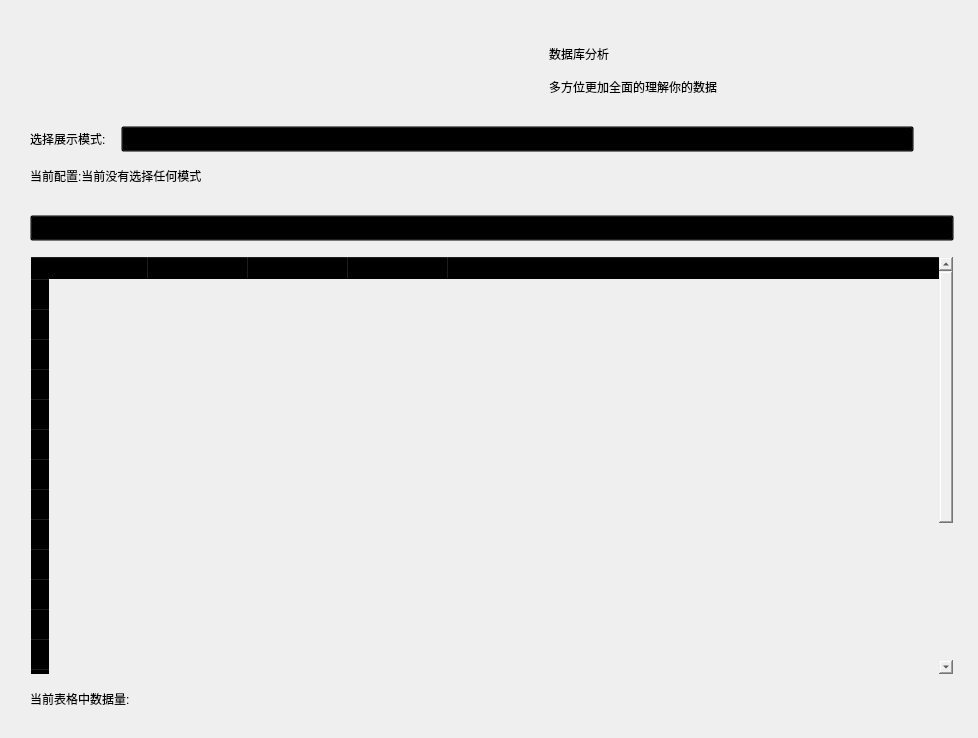
This is assets/ui/database_page.ui in 271374667/SimpleWMS as Qt 5 draws it before an edit. The edited form follows.
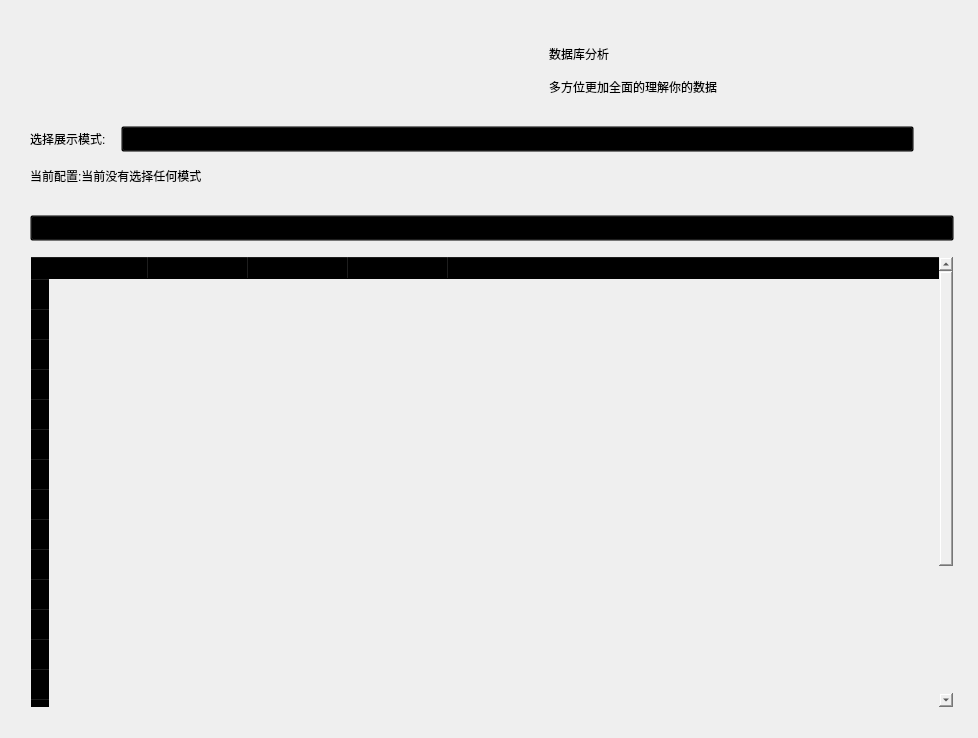
This is the edited form. Icons and pictures are not drawn. Custom widgets are drawn as their Qt base class.

Commit message:
新功能: 查看数据库脱销
Fix: 修复了插件自定义控件面板切换时会报错的bug
Refactor: 插件系统因为要使用pyinstaller所以重新使用import的方式来引入

Patch:
```diff
--- a/assets/ui/database_page.ui
+++ b/assets/ui/database_page.ui
@@ -49,7 +49,7 @@
         <x>0</x>
         <y>0</y>
         <width>948</width>
-        <height>741</height>
+        <height>710</height>
        </rect>
       </property>
       <property name="styleSheet">
@@ -303,13 +303,6 @@
          </column>
         </widget>
        </item>
-       <item>
-        <widget class="CaptionLabel" name="CaptionLabel">
-         <property name="text">
-          <string>当前表格中数据量:</string>
-         </property>
-        </widget>
-       </item>
       </layout>
      </widget>
     </widget>
@@ -360,11 +353,6 @@
    <header>qfluentwidgets</header>
    <container>1</container>
   </customwidget>
-  <customwidget>
-   <class>CaptionLabel</class>
-   <extends>QLabel</extends>
-   <header>qfluentwidgets</header>
-  </customwidget>
   <customwidget>
    <class>BodyLabel</class>
    <extends>QLabel</extends>
```
The commit also changes 6 other files.
